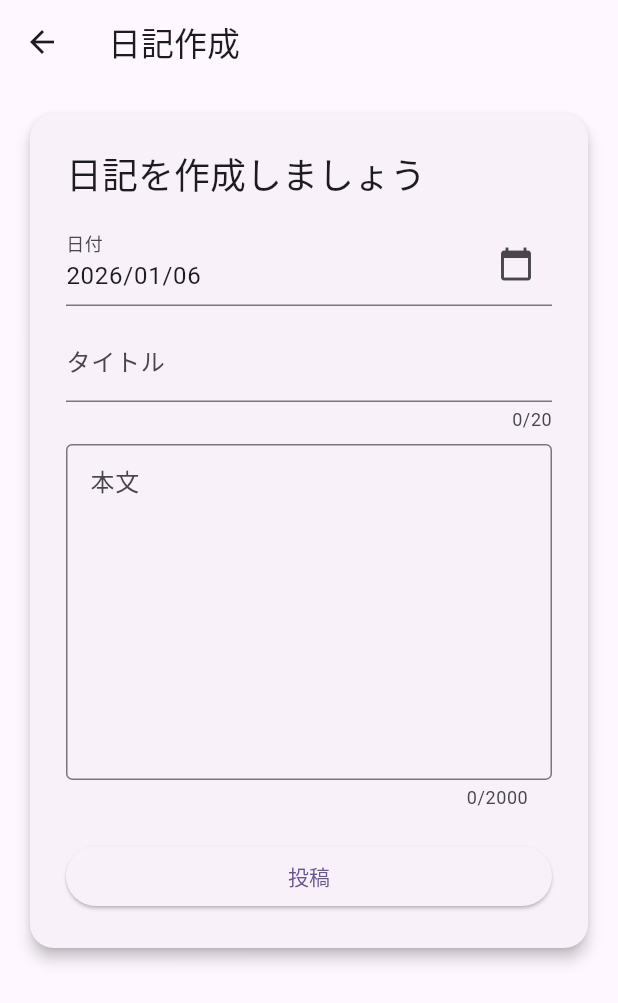
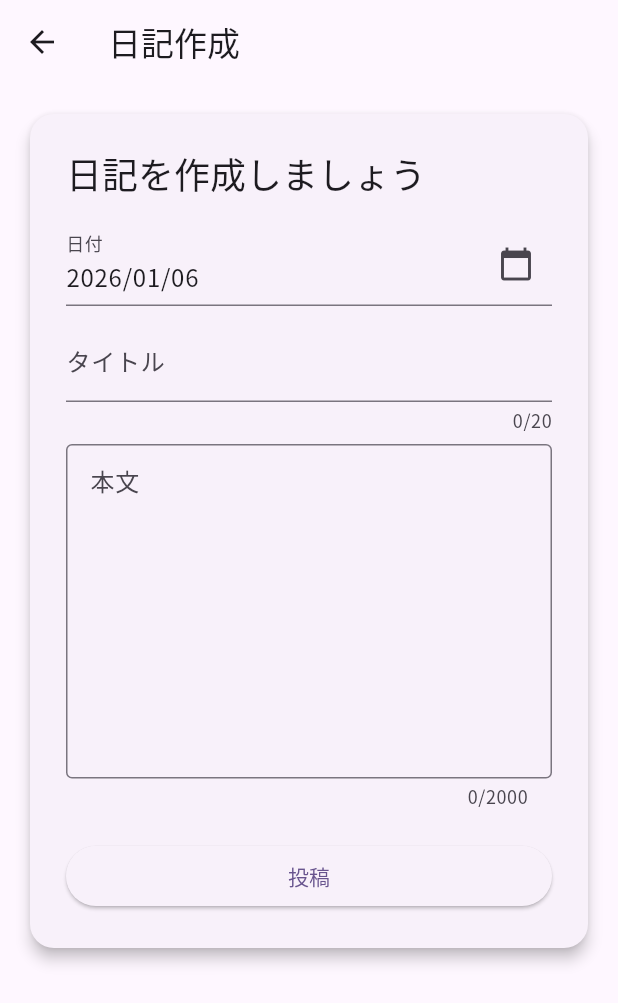
Before and after one commit to miiko-cat/ai_analysis_diary_app, a Flutter app: the screen it shows once a user with an empty profile is signed in, after a tap on "日記を書く", on a phone screen of 412 x 824 dp. Shown: the top 1003 px of the screen. Run offline on Flutter 3.47's test engine with Material 3 defaults, Android fonts, the phone set to English and light mode, and no system bars; drawn by our look-alikes of sentry_flutter; our stand-ins replace flutter_dotenv, flutter_riverpod, freezed_annotation, logger, supabase_flutter; accounts and stored records are empty.

Commit message:
20260106_日本語のフォントを読みやすいフォント(NotoSansJP)に変更

```diff
--- a/lib/app.dart
+++ b/lib/app.dart
@@ -12,7 +12,10 @@ class AiAnalysisDiaryApp extends StatelessWidget {
   Widget build(BuildContext context) {
     return MaterialApp(
       title: 'AIセラピー日記',
-      theme: ThemeData(colorScheme: .fromSeed(seedColor: Colors.deepPurple)),
+      theme: ThemeData(
+        colorScheme: .fromSeed(seedColor: Colors.deepPurple),
+        fontFamily: 'NotoSansJP',
+      ),
       home: const AuthGate(),
     );
   }
@@ -35,7 +38,7 @@ class AuthGate extends ConsumerWidget {
       },
       error: (e, _) => Scaffold(body: Center(child: Text('エラー: $e'))),
       loading: () =>
-          const Scaffold(body: Center(child: CircularProgressIndicator())),
+      const Scaffold(body: Center(child: CircularProgressIndicator())),
     );
   }
 }
```
Also changed, not shown: pubspec.yaml (+7 -0 lines), pubspec.lock, 2 other files.
